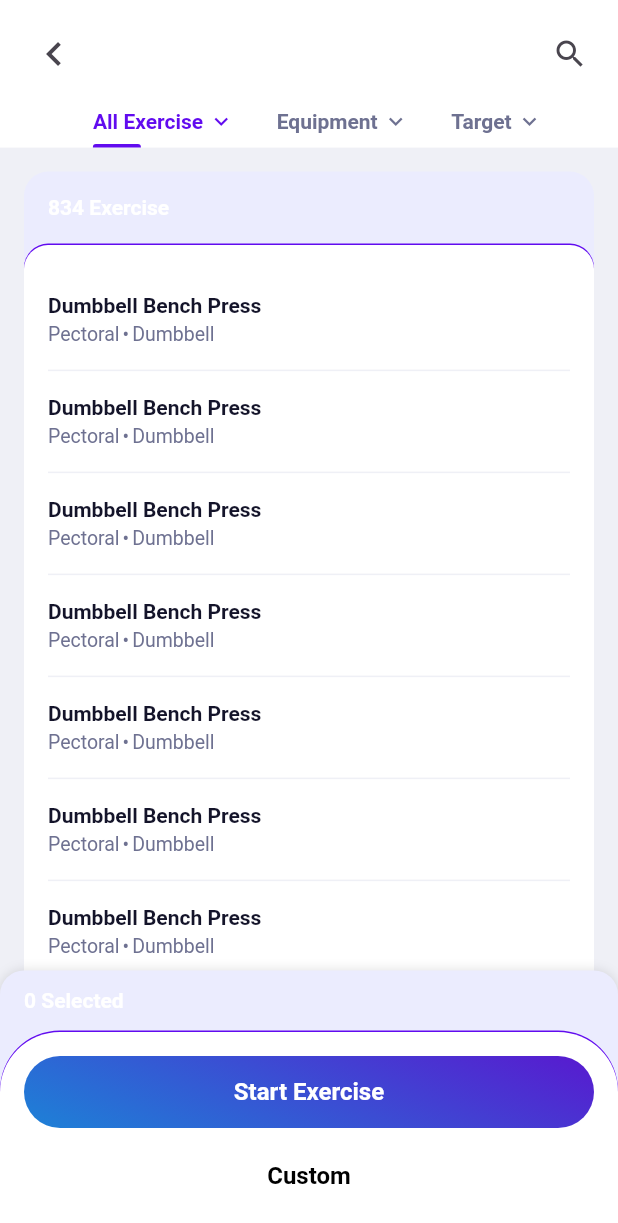
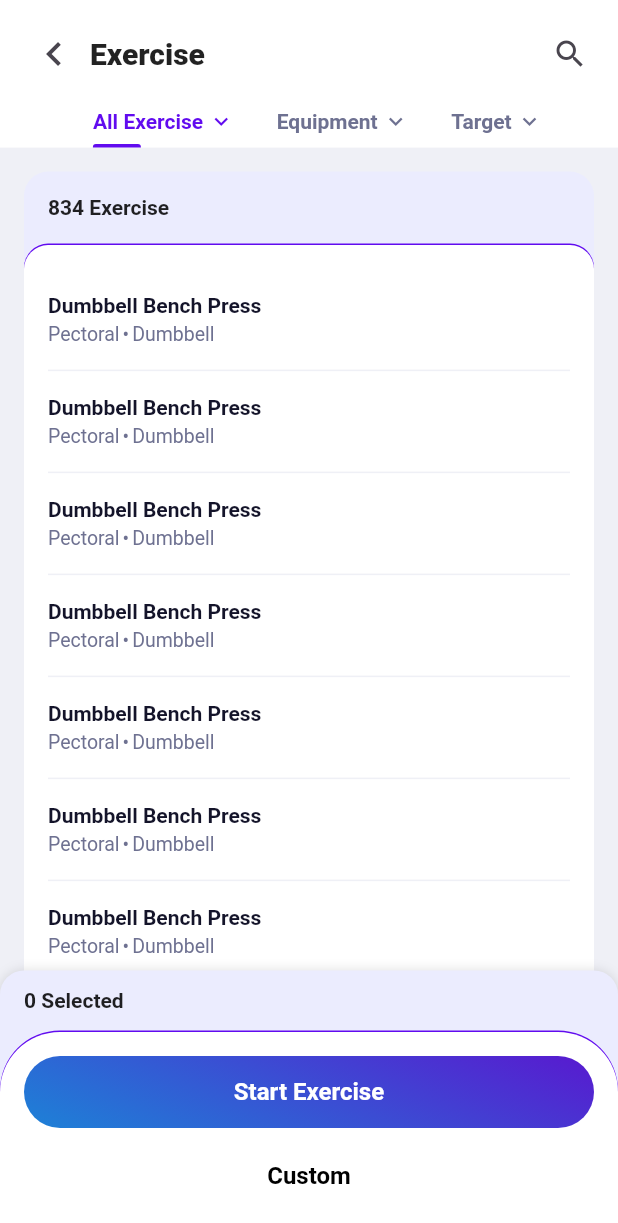
Before and after one commit to vuboitech/vuboi-fitness-app, a Flutter app: the ExerciseListPage screen opened directly, on a phone screen of 412 x 824 dp. Shown: the top 1223 px of the screen. Run offline on Flutter 3.47's test engine with Material 2 defaults, Android fonts, the phone set to English and light mode, and no system bars; our stand-ins replace cached_network_image, firebase_core, flutter_svg, google_fonts, lottie; missing offline and left inert: flutter_statusbarcolor_ns, flutter_wear_os_connectivity; accounts and stored records are empty; network calls fail.

```diff
--- a/lib/ui/screens/watch/welcome_screen.dart
+++ b/lib/ui/screens/watch/welcome_screen.dart
@@ -41,6 +41,7 @@ class _WelcomeScreenState extends State<WelcomeScreen> {
           try {
             random = await platform.invokeMethod('getRandomNumber');
           } on PlatformException catch (e) {
+            debugPrint(e.toString());
             random = "";
           }
 
@@ -51,6 +52,7 @@ class _WelcomeScreenState extends State<WelcomeScreen> {
           try {
             heartRate = await platform.invokeMethod('getHeartRate');
           } on PlatformException catch (e) {
+            debugPrint(e.toString());
             heartRate = 0;
           }
 
--- a/lib/ui/widgets/base/button.dart
+++ b/lib/ui/widgets/base/button.dart
@@ -182,7 +182,9 @@ class Button extends StatelessWidget {
           children: [
             SvgPicture.asset(
               iconSvgUri!,
-              color: iconColor ?? warnaIcon,
+              theme: SvgTheme(
+                currentColor: iconColor ?? warnaIcon!
+              ),
               height: iconSize,
               width: iconSize,
             ),
--- a/lib/ui/widgets/modules/frame.dart
+++ b/lib/ui/widgets/modules/frame.dart
@@ -54,7 +54,7 @@ class Frame extends StatelessWidget {
                   borderRadius: BorderRadius.all(Radius.circular(16)),
                   color: Colors.white
                 ),
-                child: Container(
+                child: SizedBox(
                   width: double.infinity,
                   child: body
                 ),
--- a/lib/ui/widgets/modules/vuboi_app_bar.dart
+++ b/lib/ui/widgets/modules/vuboi_app_bar.dart
@@ -21,9 +21,9 @@ class _VuboiAppBarState extends State<VuboiAppBar> with TickerProviderStateMixin
   bool _searchMode = false;
 
   late AnimationController _fadeAnimController;
-  late Animation<double> _fadeAnimation;
+  // late Animation<double> _fadeAnimation;
   late AnimationController _slideAnimController;
-  late Animation<Offset> _slideAnimation;
+  // late Animation<Offset> _slideAnimation;
 
   @override
   void initState() {
@@ -31,13 +31,13 @@ class _VuboiAppBarState extends State<VuboiAppBar> with TickerProviderStateMixin
       vsync: this,
       duration: const Duration(milliseconds: 150),
     );
-    _fadeAnimation = Tween<double>(begin: 1.0, end: 0.0).animate(_fadeAnimController);
+    // _fadeAnimation = Tween<double>(begin: 1.0, end: 0.0).animate(_fadeAnimController);
 
     _slideAnimController = AnimationController(
       vsync: this,
       duration: const Duration(milliseconds: 150),
     );
-    _slideAnimation = Tween<Offset>(begin: Offset.zero, end: Offset(-1.0, 0.0)).animate(_slideAnimController);
+    // _slideAnimation = Tween<Offset>(begin: Offset.zero, end: Offset(-1.0, 0.0)).animate(_slideAnimController);
 
     super.initState();
   }
--- a/pubspec.yaml
+++ b/pubspec.yaml
@@ -23,6 +23,7 @@ dependencies:
   crypto: ^3.0.3
   flutter_wear_os_connectivity: ^1.0.0
   cached_network_image: ^3.2.3
+  flutter_statusbarcolor_ns: ^0.5.0
 
 dev_dependencies:
   flutter_test:
```
Also changed, not shown: analysis_options.yaml (+7 -2 lines), lib/theme/theme.dart (+4 -3 lines), lib/ui/screens/home_screen.dart (+8 -4 lines), lib/ui/screens/on_boarding_screen.dart (+5 -7 lines), pubspec.lock, 2 other files.
